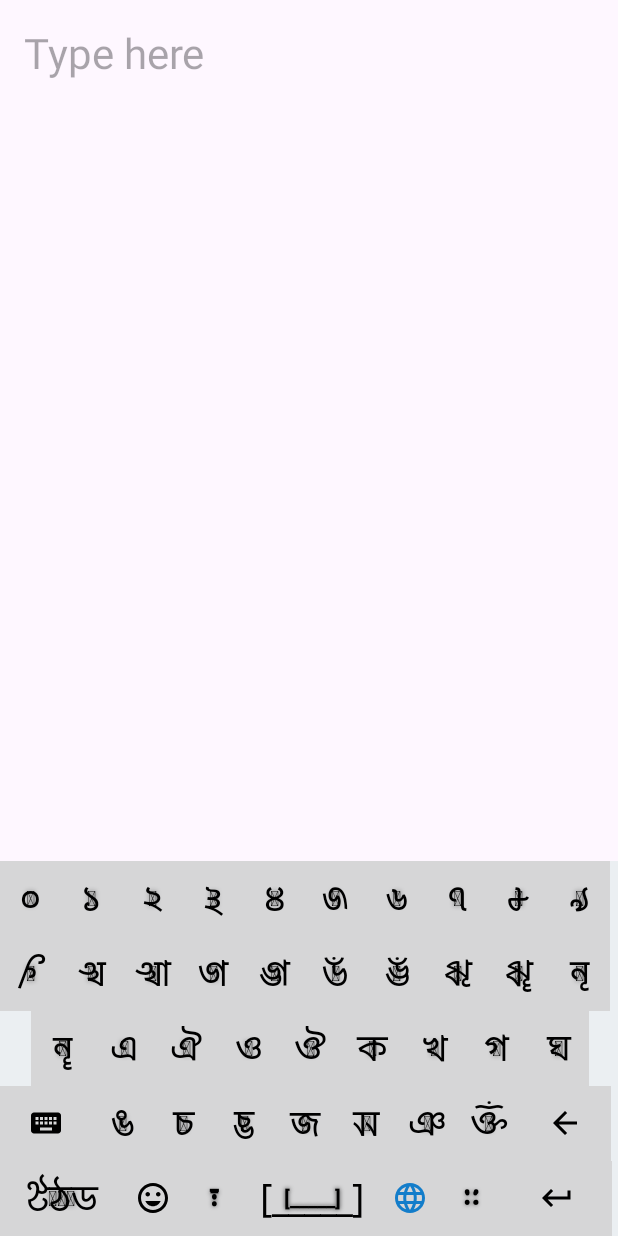
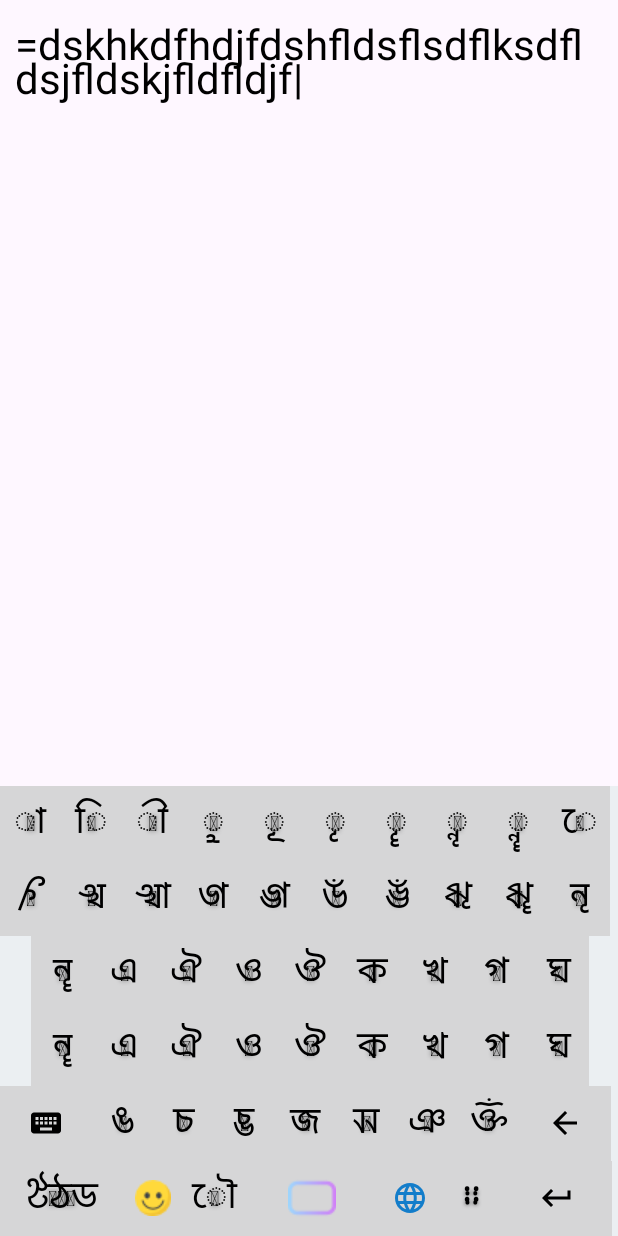
Before and after one commit to dkjpc91/mithilaksharkeyboard, an Android app: the screen it shows after launch (MainActivity), on a phone screen of 412 x 824 dp. Run offline under Robolectric (Android 15) with nearby library versions, the phone set to English and light mode, and no system bars.

Commit message:
new char

```diff
--- /dev/null
+++ b/app/src/main/java/com/mithilakshar/mithilaksharkeyboard/BlinkingCursorTextView.kt
@@ -0,0 +1,44 @@
+package com.mithilakshar.mithilaksharkeyboard
+
+import android.content.Context
+import android.os.Handler
+import android.os.Looper
+import android.util.AttributeSet
+import android.widget.TextView
+
+class BlinkingCursorTextView(context: Context, attrs: AttributeSet?) : TextView(context, attrs) {
+    private val cursor = "|"
+    private var isCursorVisible = true
+    private val handler = Handler(Looper.getMainLooper())
+    private val cursorBlinkRate = 500L // Cursor blink rate in milliseconds
+
+    private val blinkCursorRunnable = object : Runnable {
+        override fun run() {
+            toggleCursor()
+            handler.postDelayed(this, cursorBlinkRate)
+        }
+    }
+
+    init {
+        handler.post(blinkCursorRunnable)
+    }
+
+    private fun toggleCursor() {
+        isCursorVisible = !isCursorVisible
+        updateTextWithCursor()
+    }
+
+    private fun updateTextWithCursor() {
+        val baseText = text.toString().replace(cursor, "")
+        text = if (isCursorVisible) {
+            "$baseText$cursor"
+        } else {
+            baseText
+        }
+    }
+
+    override fun onDetachedFromWindow() {
+        super.onDetachedFromWindow()
+        handler.removeCallbacks(blinkCursorRunnable)
+    }
+}
--- a/app/src/main/java/com/mithilakshar/mithilaksharkeyboard/MainActivity.kt
+++ b/app/src/main/java/com/mithilakshar/mithilaksharkeyboard/MainActivity.kt
@@ -23,7 +23,9 @@ import android.text.TextWatcher
 import android.view.inputmethod.EditorInfo
 import android.view.inputmethod.InputConnection
 import android.widget.EditText
+import android.widget.ScrollView
 import android.widget.TextView
+import androidx.core.widget.NestedScrollView
 
 class MainActivity : AppCompatActivity() {
 
@@ -32,7 +34,7 @@ class MainActivity : AppCompatActivity() {
     private lateinit var keyboardLayout: KeyboardLayout
     private lateinit var editText: EditText
     private lateinit var textView: TextView
-
+    private lateinit var scrollView: NestedScrollView
     private lateinit var binding: ActivityMainBinding
 
     override fun onCreate(savedInstanceState: Bundle?) {
@@ -50,6 +52,7 @@ class MainActivity : AppCompatActivity() {
         keyboardLayout = findViewById(R.id.mithilaksharkeyboard)
         editText = findViewById(R.id.edittext)
         textView = findViewById(R.id.textview)
+        scrollView = findViewById(R.id.scrollview)
 
         val inputConnection: InputConnection = editText.onCreateInputConnection(EditorInfo())
         keyboardLayout.setInputConnection(inputConnection)
@@ -69,12 +72,19 @@ class MainActivity : AppCompatActivity() {
             }
 
             override fun afterTextChanged(p0: Editable?) {
-
+                scrollToBottom()
             }
 
 
         })
 
+
+        textView.setOnClickListener {
+            copyTextToClipboard(textView.text.toString())
+        }
+
+
+"\uD805\uDCB0"
 
 
 
@@ -86,10 +96,18 @@ class MainActivity : AppCompatActivity() {
 
     }
 
+    private fun scrollToBottom() {
+        scrollView.post {
+            scrollView.fullScroll(ScrollView.FOCUS_DOWN)
+        }
+    }
+    private fun copyTextToClipboard(text: String) {
+        val clipboard = getSystemService(Context.CLIPBOARD_SERVICE) as ClipboardManager
+        val clip = ClipData.newPlainText("Copied Text", text)
+        clipboard.setPrimaryClip(clip)
 
-
-
-
-
+        // Optional: Notify the user that text was copied
+        Toast.makeText(this, "Text copied to clipboard", Toast.LENGTH_SHORT).show()
+    }
 
 }
--- /dev/null
+++ b/app/src/main/res/drawable/happy.xml
@@ -0,0 +1,18 @@
+<vector xmlns:android="http://schemas.android.com/apk/res/android"
+    android:width="128dp"
+    android:height="128dp"
+    android:viewportWidth="64"
+    android:viewportHeight="64">
+  <path
+      android:pathData="M32,32m-30,0a30,30 0,1 1,60 0a30,30 0,1 1,-60 0"
+      android:fillColor="#ffdd67"/>
+  <path
+      android:pathData="M20.5,24.6m-5,0a5,5 0,1 1,10 0a5,5 0,1 1,-10 0"
+      android:fillColor="#664e27"/>
+  <path
+      android:pathData="M43.5,24.6m-5,0a5,5 0,1 1,10 0a5,5 0,1 1,-10 0"
+      android:fillColor="#664e27"/>
+  <path
+      android:pathData="M48.1,37c-4.3,6.1 -9.5,7.6 -16.1,7.6S20.2,43.1 15.9,37c-0.6,-0.8 -2.2,-0.3 -1.8,0.9c2.3,8 10,12.7 18,12.7s15.7,-4.7 18,-12.7c0.2,-1.2 -1.4,-1.7 -2,-0.9"
+      android:fillColor="#664e27"/>
+</vector>
--- a/app/src/main/res/layout/activity_main.xml
+++ b/app/src/main/res/layout/activity_main.xml
@@ -1,31 +1,52 @@
-<LinearLayout xmlns:android="http://schemas.android.com/apk/res/android"
+<RelativeLayout xmlns:android="http://schemas.android.com/apk/res/android"
     xmlns:app="http://schemas.android.com/apk/res-auto"
     xmlns:tools="http://schemas.android.com/tools"
     android:id="@+id/main"
-    android:orientation="vertical"
     android:layout_width="match_parent"
     android:layout_height="match_parent"
     tools:context=".MainActivity">
 
-    <!-- TextView at the top -->
-    <TextView
+    <!-- BlinkingCursorTextView taking a specific height -->
+    <androidx.core.widget.NestedScrollView
+        android:id="@+id/scrollview"
+        android:layout_width="match_parent"
+        android:layout_height="0dp"
+        android:layout_above="@id/mithilaksharkeyboard"
+        android:layout_alignParentTop="true"
+        android:layout_alignParentStart="true"
+        android:layout_marginBottom="20dp"
+        android:layout_alignParentEnd="true">
+        <com.mithilakshar.mithilaksharkeyboard.BlinkingCursorTextView
             android:id="@+id/textview"
             android:layout_width="match_parent"
-        android:layout_height="0dp"
+            android:layout_height="wrap_content"
+            android:gravity="top"
+            android:text="=dskhkdfhdjfdshfldsflsdflksdfldsjfldskjfldfldjf"
             android:hint="Type here"
+            android:padding="10dp"
+            android:textColor="@color/black"
             android:textSize="28sp"
-        android:textColor="@color/black"
-        android:layout_marginBottom="16dp"
-        android:padding="16dp"
-        android:layout_weight="1"
-        android:gravity="top"/>
+            android:lineSpacingExtra="-10dp"
 
-    <FrameLayout
+            android:scrollbars="vertical"
+        />
+
+
+    </androidx.core.widget.NestedScrollView>
+
+
+    <!-- Custom KeyboardLayout at the bottom -->
+    <com.mithilakshar.mithilaksharkeyboard.KeyboardLayout
+        android:id="@+id/mithilaksharkeyboard"
         android:layout_width="match_parent"
         android:layout_height="0dp"
-        android:layout_weight="1">
+        android:keyTextColor="#000000"
+        android:background="#ebeff2"
+        android:layout_alignParentBottom="true"
+        android:keyPreviewLayout="@layout/key_preview"
+        android:keyBackground="@drawable/key_background"/>
 
-        <!-- EditText hidden but still functional -->
+    <!-- Visible EditText below the KeyboardLayout -->
     <EditText
         android:id="@+id/edittext"
         android:layout_width="match_parent"
@@ -33,24 +54,9 @@
         android:hint="Type here"
         android:textSize="28sp"
         android:textColor="@color/black"
-            android:layout_marginBottom="16dp"
+        android:layout_marginBottom="6dp"
         android:padding="16dp"
-            android:layout_weight="1"
         android:gravity="top"
-            android:visibility="gone"/>
+        android:layout_below="@id/mithilaksharkeyboard"/>
 
-        <!-- Custom KeyboardLayout at the bottom -->
-        <com.mithilakshar.mithilaksharkeyboard.KeyboardLayout
-            android:id="@+id/mithilaksharkeyboard"
-            android:layout_width="match_parent"
-            android:layout_height="wrap_content"
-            android:keyTextColor="#000000"
-            android:background="#ebeff2"
-            android:layout_alignParentBottom="true"
-            android:keyPreviewLayout="@layout/key_preview"
-            android:keyBackground="@drawable/key_background"
-            android:layout_gravity="bottom"/>
-
-    </FrameLayout>
-
-</LinearLayout>
+</RelativeLayout>
--- a/app/src/main/res/xml/a_qwerty.xml
+++ b/app/src/main/res/xml/a_qwerty.xml
@@ -5,24 +5,23 @@
     android:verticalGap="1px">
 
     <Row>
-        <Key android:keyLabel="\uD805\uDCAF" android:keyEdgeFlags="left" android:codes="74183"/>
-        <Key android:keyLabel="𑒁" android:codes="74113"/>
-        <Key android:keyLabel="𑒂" android:codes="74114"/>
-        <Key android:keyLabel="𑒃" android:codes="74115"/>
-        <Key android:keyLabel="𑒄" android:codes="74116"/>
-        <Key android:keyLabel="𑒅" android:codes="74117"/>
-        <Key android:keyLabel="𑒆" android:codes="74118"/>
-        <Key android:keyLabel="𑒇" android:codes="74119"/>
-        <Key android:keyLabel="𑒈" android:codes="74120"/>
-        <Key android:keyLabel="𑒉" android:keyEdgeFlags="right" android:codes="74121"/>
+        <Key android:keyLabel="𑓐" android:keyEdgeFlags="left" android:codes="73808"/>
+        <Key android:keyLabel="𑓑" android:codes="73809"/>
+        <Key android:keyLabel="𑓒" android:codes="73810 "/>
+        <Key android:keyLabel="𑓓" android:codes="73811 "/>
+        <Key android:keyLabel="𑓔" android:codes="73812 "/>
+        <Key android:keyLabel="𑓕" android:codes="73813 "/>
+        <Key android:keyLabel="𑓖" android:codes="73814 "/>
+        <Key android:keyLabel="𑓗" android:codes="73815 "/>
+        <Key android:keyLabel="𑓘" android:codes="73816 "/>
+        <Key android:keyLabel="𑓙" android:keyEdgeFlags="right" android:codes="73817"/>
     </Row>
-
     <Row>
-        <Key android:keyLabel="ቅ" android:keyEdgeFlags="left" android:codes="4677"/>
-        <Key android:keyLabel="ው" android:codes="4813"/>
-        <Key android:keyLabel="እ" android:codes="4773"/>
-        <Key android:keyLabel="ር" android:codes="4653"/>
-        <Key android:keyLabel="ት" android:codes="4725"/>
+        <Key android:keyLabel="𑒺" android:keyEdgeFlags="left" android:codes="73418"/>
+        <Key android:keyLabel="𑒻" android:codes="73419"/>
+        <Key android:keyLabel="𑒼" android:codes="73420"/>
+        <Key android:keyLabel="𑒽" android:codes="73421"/>
+        <Key android:keyLabel="𑒾" android:codes="73422"/>
         <Key android:keyLabel="ይ" android:codes="4845"/>
         <Key android:keyLabel="ኡ" android:codes="4769"/>
         <Key android:keyLabel="ኢ" android:codes="4770"/>
@@ -30,15 +29,15 @@
         <Key android:keyLabel="ፕ" android:keyEdgeFlags="right" android:codes="4949"/>
     </Row>
     <Row>
-        <Key android:keyLabel="አ" android:keyEdgeFlags="left" android:horizontalGap="5%" android:codes="4768"/>
-        <Key android:keyLabel="ስ" android:codes="4661"/>
-        <Key android:keyLabel="ድ" android:codes="4853"/>
-        <Key android:keyLabel="ፍ" android:codes="4941"/>
-        <Key android:keyLabel="ግ" android:codes="4877"/>
-        <Key android:keyLabel="ህ" android:codes="4613"/>
-        <Key android:keyLabel="ጅ" android:codes="4869"/>
-        <Key android:keyLabel="ክ" android:codes="4781"/>
-        <Key android:keyLabel="ል" android:keyEdgeFlags="right" android:codes="4621"/>
+        <Key android:keyLabel="𑒊" android:keyEdgeFlags="left" android:horizontalGap="5%" android:codes="73578"/>
+        <Key android:keyLabel="𑒋" android:codes="73579"/>
+        <Key android:keyLabel="𑒌" android:codes="73580"/>
+        <Key android:keyLabel="𑒍" android:codes="73581"/>
+        <Key android:keyLabel="𑒎" android:codes="73582"/>
+        <Key android:keyLabel="𑒏" android:codes="73583"/>
+        <Key android:keyLabel="𑒐" android:codes="73584"/>
+        <Key android:keyLabel="𑒑" android:codes="73585"/>
+        <Key android:keyLabel="𑒒" android:keyEdgeFlags="right" android:codes="73586"/>
     </Row>
     <Row>
         <Key android:keyIcon="@drawable/ic_keyboard" android:keyWidth="15%p" android:keyEdgeFlags="left" android:codes="-1"/>
@@ -54,7 +53,7 @@
     <Row android:rowEdgeFlags="bottom">
         <Key android:keyLabel="123/፩፪፫" android:keyWidth="20%p" android:keyEdgeFlags="left" android:codes="-2"/>
         <Key android:keyIcon="@drawable/ic_e" android:codes="-44"/>
-        <Key android:keyLabel="፣" android:codes="4963"/>
+        <Key android:keyLabel="𑒾" android:codes="-9"/>
         <Key android:keyLabel="[_______]" android:isRepeatable="true" android:keyWidth="22%p" android:codes="32"/>
         <Key android:keyIcon="@drawable/ic_language" android:codes="-6" />
         <Key android:keyLabel="።" android:codes="4962"/>
--- a/app/src/main/res/xml/emoji.xml
+++ b/app/src/main/res/xml/emoji.xml
@@ -3,7 +3,7 @@
     android:keyWidth="10%p"
     android:keyHeight="50dp">
     <Row>
-        <Key android:keyLabel="1" android:keyEdgeFlags="left" android:codes="49"/>
+        <Key android:keyIcon="@drawable/happy" android:keyEdgeFlags="left" android:codes="128054"/>
         <Key android:keyLabel="2" android:codes="50"/>
         <Key android:keyLabel="3" android:codes="51"/>
         <Key android:keyLabel="4" android:codes="52"/>
@@ -33,7 +33,7 @@
     </Row>
     <Row android:rowEdgeFlags="bottom">
         <Key android:keyLabel="123/፩፪፫" android:keyWidth="20%p" android:keyEdgeFlags="left" android:codes="-2"/>
-        <Key android:keyIcon="@drawable/ic_e" android:codes="-44"/>
+        <Key android:keyIcon="@drawable/smile" android:codes="-44"/>
         <Key android:keyLabel="፣" android:codes="4963"/>
         <Key android:keyLabel="[_____]" android:isRepeatable="true" android:keyWidth="22%p" android:codes="32"/>
         <Key android:keyIcon="@drawable/ic_language" android:codes="-6"/>
--- a/app/src/main/res/xml/qwerty.xml
+++ b/app/src/main/res/xml/qwerty.xml
@@ -4,18 +4,21 @@
     android:keyHeight="50dp">
 
     //number
+
     <Row>
-        <Key android:keyLabel="𑓐" android:keyEdgeFlags="left" android:codes="73808"/>
-        <Key android:keyLabel="𑓑" android:codes="73809"/>
-        <Key android:keyLabel="𑓒" android:codes="73810 "/>
-        <Key android:keyLabel="𑓓" android:codes="73811 "/>
-        <Key android:keyLabel="𑓔" android:codes="73812 "/>
-        <Key android:keyLabel="𑓕" android:codes="73813 "/>
-        <Key android:keyLabel="𑓖" android:codes="73814 "/>
-        <Key android:keyLabel="𑓗" android:codes="73815 "/>
-        <Key android:keyLabel="𑓘" android:codes="73816 "/>
-        <Key android:keyLabel="𑓙" android:keyEdgeFlags="right" android:codes="73817"/>
+        <Key android:keyLabel="𑒰" android:keyEdgeFlags="left" android:codes="73408"/>
+        <Key android:keyLabel="𑒱" android:codes="73409"/>
+        <Key android:keyLabel="𑒲" android:codes="73410"/>
+        <Key android:keyLabel="𑒳" android:codes="73411"/>
+        <Key android:keyLabel="𑒴" android:codes="73412"/>
+        <Key android:keyLabel="𑒵" android:codes="74113"/>
+        <Key android:keyLabel="𑒶" android:codes="74114"/>
+        <Key android:keyLabel="𑒷" android:codes="73415"/>
+        <Key android:keyLabel="𑒸" android:codes="73416"/>
+        <Key android:keyLabel="𑒹" android:keyEdgeFlags="right" android:codes="73417"/>
     </Row>
+
+
 
     //vowels
     <Row>
@@ -41,6 +44,18 @@
         <Key android:keyLabel="𑒑" android:codes="73585"/>
         <Key android:keyLabel="𑒒" android:keyEdgeFlags="right" android:codes="73586"/>
     </Row>
+
+    <Row>
+        <Key android:keyLabel="𑒊" android:keyEdgeFlags="left" android:horizontalGap="5%" android:codes="73578"/>
+        <Key android:keyLabel="𑒋" android:codes="73579"/>
+        <Key android:keyLabel="𑒌" android:codes="73580"/>
+        <Key android:keyLabel="𑒍" android:codes="73581"/>
+        <Key android:keyLabel="𑒎" android:codes="73582"/>
+        <Key android:keyLabel="𑒏" android:codes="73583"/>
+        <Key android:keyLabel="𑒐" android:codes="73584"/>
+        <Key android:keyLabel="𑒑" android:codes="73585"/>
+        <Key android:keyLabel="𑒒" android:keyEdgeFlags="right" android:codes="73586"/>
+    </Row>
     <Row>
         <Key android:keyIcon="@drawable/ic_keyboard" android:keyWidth="15%p" android:keyEdgeFlags="left" android:codes="-1"/>
         <Key android:keyLabel="𑒓" android:codes="73587"/>
@@ -54,9 +69,9 @@
     </Row>
     <Row android:rowEdgeFlags="bottom">
         <Key android:keyLabel="𑒙𑒚𑒛" android:keyWidth="20%p" android:keyEdgeFlags="left" android:codes="-2"/>
-        <Key android:keyIcon="@drawable/ic_e" android:codes="-44"/>
-        <Key android:keyLabel="፣" android:codes="4963"/>
-        <Key android:keyLabel="[_____]" android:isRepeatable="true" android:keyWidth="22%p" android:codes="32"/>
+        <Key android:keyIcon="@drawable/smile" android:codes="-44"/>
+        <Key android:keyLabel="𑒾" android:codes="-9"/>
+        <Key android:keyIcon="@drawable/spacebar"  android:isRepeatable="true" android:keyWidth="22%p" android:codes="32"/>
         <Key android:keyIcon="@drawable/ic_language" android:codes="-6"/>
         <Key android:keyLabel="።" android:codes="4962"/>
         <Key android:keyIcon="@drawable/ic_return" android:keyWidth="18%p" android:codes="-4"/>
```
Also changed, not shown: app/src/main/java/com/mithilakshar/mithilaksharkeyboard/KeyboardLayout.kt (+104 -40 lines), app/src/main/java/com/mithilakshar/mithilaksharkeyboard/decimaltohexs.kt (+22 -0 lines), app/src/main/res/drawable/smile.png (added), app/src/main/res/drawable/spacebar.png (added), app/src/main/res/font/roboto.ttf (added). Lines whose indentation alone changed are shown as unchanged.
